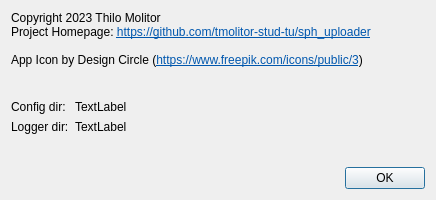
First picture: the form in src/ui/about_dialog.ui, repository tmolitor-stud-tu/sph_uploader, before the edit.
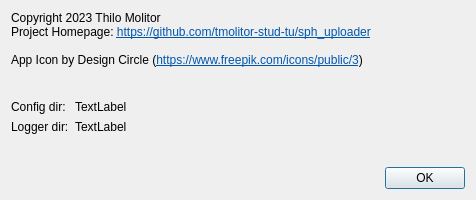
Second picture: the form after the edit.

The edit to the form file:
```diff
--- a/src/ui/about_dialog.ui
+++ b/src/ui/about_dialog.ui
@@ -6,7 +6,7 @@
    <rect>
     <x>0</x>
     <y>0</y>
-    <width>436</width>
+    <width>476</width>
     <height>200</height>
    </rect>
   </property>
```
